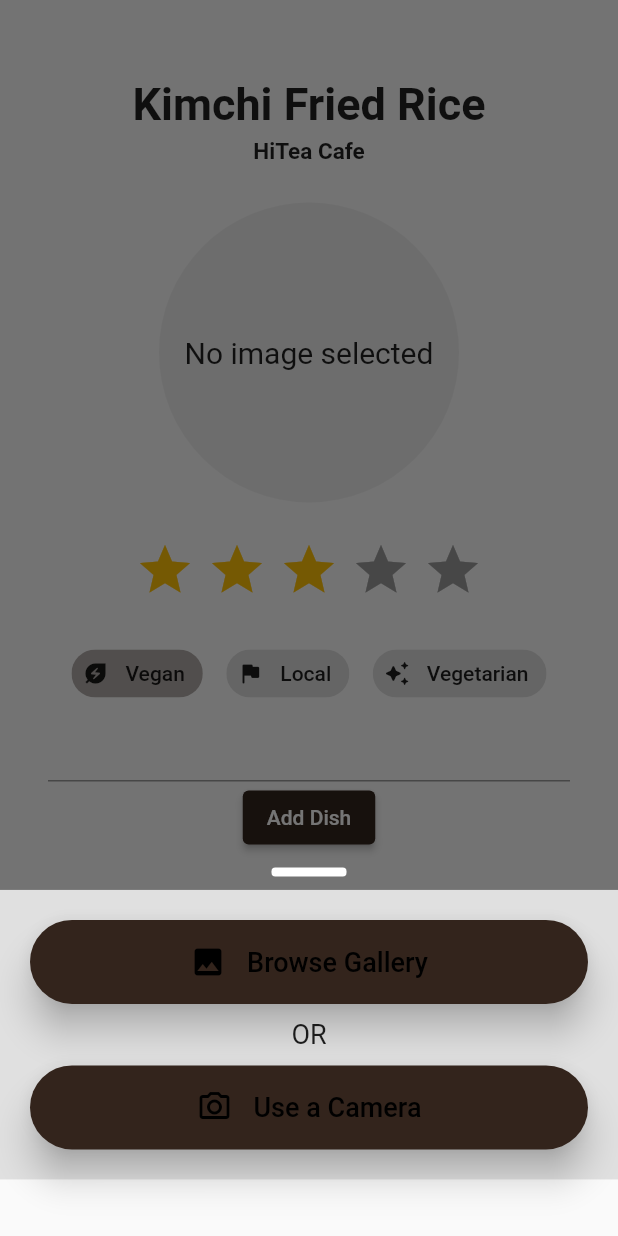
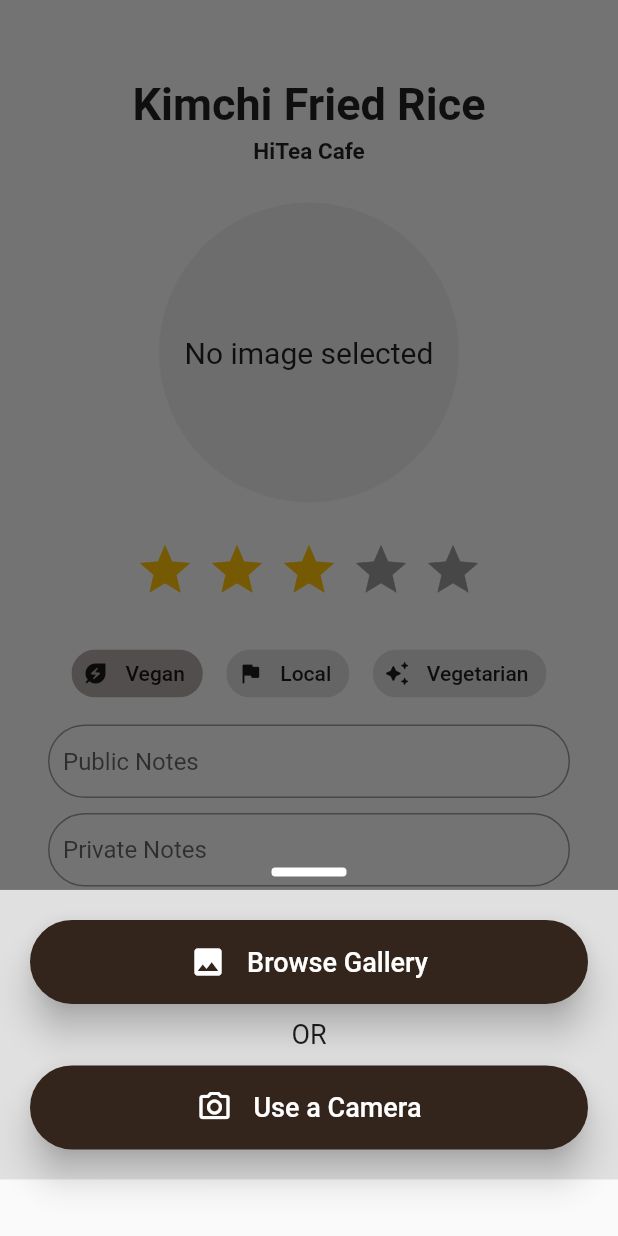
Before and after one commit to TaDish-App/TaDish, a Flutter app: the HomeView screen opened by its route, item 3 of the bottom bar chosen, after a tap on "No image selected", on a phone screen of 412 x 824 dp. Run offline on Flutter 3.47's test engine with Material 2 defaults, Android fonts, the phone set to English and light mode, and no system bars; drawn by our look-alikes of flutter_rating_bar; our stand-ins replace flutter_fortune_wheel, image_cropper, image_picker.

Commit message:
Text fields and cleaned up file names

```diff
--- a/tadish/lib/components/select_photo_options_screen.dart
+++ b/tadish/lib/components/camera_gallery_choice_modal.dart
@@ -1,12 +1,11 @@
 import 'package:flutter/material.dart';
 import 'package:image_picker/image_picker.dart';
 
-import 're_usable_select_photo_button.dart';
-// import '/widgets/re_usable_select_photo_button.dart';
+import 'select_photo_option_button.dart';
 
-class SelectPhotoOptionsScreen extends StatelessWidget {
+class CameraGalleryChoiceModal extends StatelessWidget {
   final Function(ImageSource source) onTap;
-  const SelectPhotoOptionsScreen({
+  const CameraGalleryChoiceModal({
     Key? key,
     required this.onTap,
   }) : super(key: key);
@@ -36,7 +35,7 @@ class SelectPhotoOptionsScreen extends StatelessWidget {
             height: 20,
           ),
           Column(children: [
-            SelectPhoto(
+            SelectPhotoOptionButton(
               onTap: () => onTap(ImageSource.gallery),
               icon: Icons.image,
               textLabel: 'Browse Gallery',
@@ -53,7 +52,7 @@ class SelectPhotoOptionsScreen extends StatelessWidget {
             const SizedBox(
               height: 10,
             ),
-            SelectPhoto(
+            SelectPhotoOptionButton(
               onTap: () => onTap(ImageSource.camera),
               icon: Icons.camera_alt_outlined,
               textLabel: 'Use a Camera',
--- a/tadish/lib/components/select_camera_gallery.dart
+++ b/tadish/lib/components/circle_image_selector.dart
@@ -5,16 +5,16 @@ import 'package:flutter/services.dart';
 import 'package:image_cropper/image_cropper.dart';
 import 'package:image_picker/image_picker.dart';
 
-import 'select_photo_options_screen.dart';
+import 'camera_gallery_choice_modal.dart';
 
-class SelectCameraGallery extends StatefulWidget {
-  const SelectCameraGallery({super.key});
+class CircleImageSelector extends StatefulWidget {
+  const CircleImageSelector({super.key});
 
   @override
-  State<SelectCameraGallery> createState() => _SelectCameraGalleryState();
+  State<CircleImageSelector> createState() => _CircleImageSelectorState();
 }
 
-class _SelectCameraGalleryState extends State<SelectCameraGallery> {
+class _CircleImageSelectorState extends State<CircleImageSelector> {
   File? _image;
 
   @override
@@ -59,7 +59,7 @@ class _SelectCameraGalleryState extends State<SelectCameraGallery> {
             builder: (context, scrollController) {
               return SingleChildScrollView(
                 controller: scrollController,
-                child: SelectPhotoOptionsScreen(
+                child: CameraGalleryChoiceModal(
                   onTap: pickImage,
                 ),
               );
--- a/tadish/lib/components/re_usable_select_photo_button.dart
+++ b/tadish/lib/components/select_photo_option_button.dart
@@ -1,12 +1,12 @@
 import 'package:flutter/material.dart';
 
-class SelectPhoto extends StatelessWidget {
+class SelectPhotoOptionButton extends StatelessWidget {
   final String textLabel;
   final IconData icon;
 
   final void Function()? onTap;
 
-  const SelectPhoto({
+  const SelectPhotoOptionButton({
     Key? key,
     required this.textLabel,
     required this.icon,
@@ -32,7 +32,7 @@ class SelectPhoto extends StatelessWidget {
           children: [
             Icon(
               icon,
-              color: Colors.black,
+              color: Colors.white,
             ),
             const SizedBox(
               width: 14,
@@ -41,7 +41,7 @@ class SelectPhoto extends StatelessWidget {
               textLabel,
               style: const TextStyle(
                 fontSize: 18,
-                color: Colors.black,
+                color: Colors.white,
               ),
             )
           ],
--- a/tadish/lib/pages/home/bodies/camera_body_view.dart
+++ b/tadish/lib/pages/home/bodies/camera_body_view.dart
@@ -1,6 +1,6 @@
 import 'package:flutter/material.dart';
 import 'package:flutter_rating_bar/flutter_rating_bar.dart';
-import '../../../components/select_camera_gallery.dart';
+import '../../../components/circle_image_selector.dart';
 
 /// Displays a list of Gardens.
 /// CameraBodyView
@@ -49,7 +49,7 @@ class CameraBodyViewState extends State<CameraBodyView> {
               const SizedBox(
                 height: 25,
               ),
-              const SelectCameraGallery(),
+              const CircleImageSelector(),
               const SizedBox(
                 height: 25,
               ),
@@ -93,8 +93,27 @@ class CameraBodyViewState extends State<CameraBodyView> {
                     onSelected: (bool value) {},
                   ),
                 ],
-              ),// Add TextFormFields and ElevatedButton here.
+              ),
+              const SizedBox(
+                height: 10,
+              ),
+              // TODO Change Textformfields to modals instead, else screen overflow
               TextFormField(
+                decoration: InputDecoration(
+                  hintText: 'Public Notes',
+                  contentPadding: const EdgeInsets.symmetric(vertical: 15.0, horizontal: 10.0),
+                  border: OutlineInputBorder(borderRadius: BorderRadius.circular(32.0)),
+                ),
+              ),
+              const SizedBox(
+                height: 10,
+              ),
+              TextFormField(
+                decoration: InputDecoration(
+                  hintText: 'Private Notes',
+                  contentPadding: const EdgeInsets.symmetric(vertical: 15.0, horizontal: 10.0),
+                  border: OutlineInputBorder(borderRadius: BorderRadius.circular(32.0)),
+                ),
                 // The validator receives the text that the user has entered.
                 validator: (value) {
                   if (value == null || value.isEmpty) {
@@ -103,7 +122,12 @@ class CameraBodyViewState extends State<CameraBodyView> {
                   return null;
                 },
               ),
-              ElevatedButton(
+              const SizedBox(
+                height: 10,
+              ),
+              SizedBox(
+                width: double.infinity,
+                child: ElevatedButton(
                   onPressed: () {
                     // Validate returns true if the form is valid, or false otherwise.
                     if (_formKey.currentState!.validate()) {
@@ -116,6 +140,7 @@ class CameraBodyViewState extends State<CameraBodyView> {
                   },
                   child: const Text('Add Dish'),
                 ),
+              )
             ],
           ),
         )
```
Lines whose indentation alone changed are shown as unchanged.
